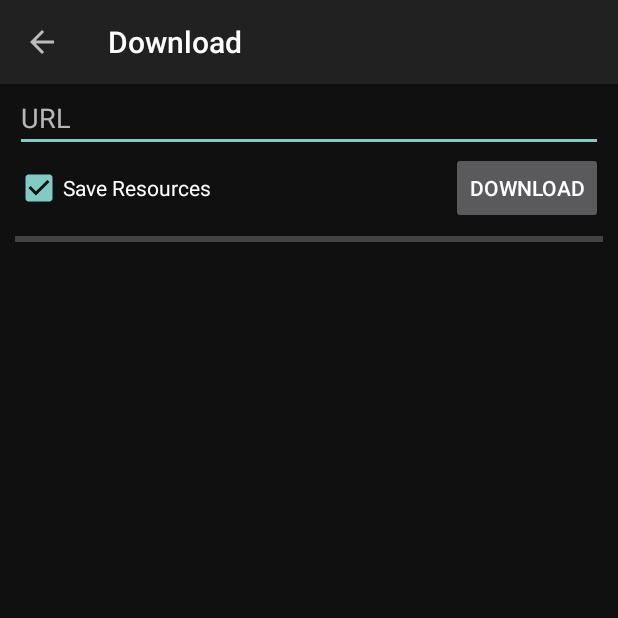
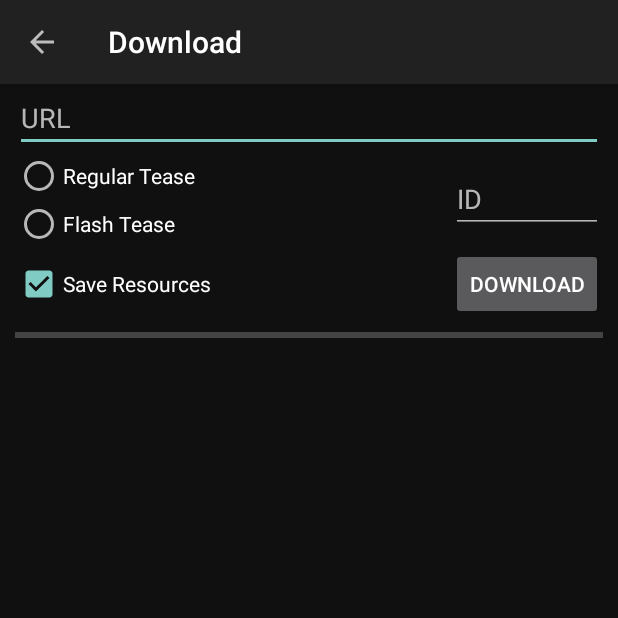
Before and after one commit to almorsey/TeaseMe, an Android app: the DownloadActivity screen opened directly, with no data from a screen before it, on a phone screen of 412 x 824 dp, the top half of it. Run offline under Robolectric (Android 15) with nearby library versions, the phone set to English and light mode, and no system bars.

Commit message:
Added download by selecting type and typing id

```diff
--- a/app/src/main/java/almorsey/teaseme/DownloadActivity.java
+++ b/app/src/main/java/almorsey/teaseme/DownloadActivity.java
@@ -5,6 +5,8 @@ import android.os.Bundle;
 import android.support.v7.app.ActionBar;
 import android.support.v7.app.AppCompatActivity;
 import android.support.v7.widget.Toolbar;
+import android.text.Editable;
+import android.text.TextWatcher;
 import android.util.Log;
 import android.view.KeyEvent;
 import android.view.View;
@@ -12,6 +14,8 @@ import android.widget.Button;
 import android.widget.CheckBox;
 import android.widget.EditText;
 import android.widget.ProgressBar;
+import android.widget.RadioButton;
+import android.widget.RadioGroup;
 import android.widget.ScrollView;
 import android.widget.TextView;
 
@@ -47,18 +51,24 @@ import javax.xml.transform.TransformerFactoryConfigurationError;
 import javax.xml.transform.dom.DOMSource;
 import javax.xml.transform.stream.StreamResult;
 
-public class DownloadActivity extends AppCompatActivity{
+public class DownloadActivity extends AppCompatActivity implements View.OnClickListener, View.OnKeyListener, RadioGroup.OnCheckedChangeListener{
 	private final String TAG = "almorsey";
+	private final String regualrTeaseStart = "https://milovana.com/webteases/showtease.php?id=", flashTeaseStart = "https://milovana.com/webteases/showflash.php?id=";
 	private ASyncGet docsGet;
-	private boolean cancelled = false;
+	private boolean cancelled = false, autoUpdatingRadioGroup = false, updatingUrlTextFromIdText = false, updatingRadioGroupFromIdText = false, autoUpdatingUrlText
+			= false, updatingIdTextFromUrlText = false;
 	private Document doc;
 	private String teaseTitle = "";
+	private String[] urlParts = {"", ""};
+
 	private ArrayList<ResourceDownloader> rds = new ArrayList<>();
-	private EditText urlEditText;
+	private EditText urlEditText, idEditText;
 	private CheckBox saveResourcesCheckBox;
-	private Button button;
+	private Button downloadButton;
 	private ScrollView outputScrollView;
 	private TextView outputTextView;
+	private RadioButton flashTeaseRadioButton, regularTeaseRadioButton;
+	private RadioGroup teaseTypeRadioGroup;
 	private ProgressBar progressBar;
 	private Pattern buttonsPattern = Pattern.compile("target\\d+:(.+?)#,cap\\d+:\"(.+?)\"");
 
@@ -73,21 +83,105 @@ public class DownloadActivity extends AppCompatActivity{
 		if(actionBar != null) actionBar.setDisplayHomeAsUpEnabled(true);
 
 		urlEditText = (EditText) findViewById(R.id.urlEditText);
+		idEditText = (EditText) findViewById(R.id.idEditText);
+		flashTeaseRadioButton = (RadioButton) findViewById(R.id.flashTeaseRadioButton);
+		regularTeaseRadioButton = (RadioButton) findViewById(R.id.regularTeaseRadioButton);
 		saveResourcesCheckBox = (CheckBox) findViewById(R.id.saveResourcesCheckBox);
-		button = (Button) findViewById(R.id.downloadButton);
+		downloadButton = (Button) findViewById(R.id.downloadButton);
 		outputTextView = (TextView) findViewById(R.id.outputTextView);
 		outputScrollView = (ScrollView) findViewById(R.id.outputScrollView);
 		progressBar = (ProgressBar) findViewById(R.id.progressBar);
+		teaseTypeRadioGroup = (RadioGroup) findViewById(R.id.teaseTypeRadioGroup);
 
-		urlEditText.setOnKeyListener(new View.OnKeyListener(){
-			public boolean onKey(View v, int keyCode, KeyEvent event){
-				if(event.getAction() == KeyEvent.ACTION_DOWN && keyCode == KeyEvent.KEYCODE_ENTER){
-					startDownload(v);
-					return true;
+		teaseTypeRadioGroup.setOnCheckedChangeListener(this);
+		urlEditText.setOnKeyListener(this);
+		urlEditText.addTextChangedListener(new TextWatcher(){
+			public void beforeTextChanged(CharSequence s, int start, int count, int after){}
+
+			public void onTextChanged(CharSequence s, int start, int before, int count){}
+
+			public void afterTextChanged(Editable s){
+				String text = s.toString();
+				String id = "";
+				if(text.startsWith(regualrTeaseStart)){
+					teaseTypeRadioGroup.check(regularTeaseRadioButton.getId());
+					id = text.substring(regualrTeaseStart.length());
+				}else if(text.startsWith(flashTeaseStart)){
+					teaseTypeRadioGroup.check(flashTeaseRadioButton.getId());
+					id = text.substring(regualrTeaseStart.length());
+				}else{
+					autoUpdatingRadioGroup = true;
+					teaseTypeRadioGroup.clearCheck();
+					updatingIdTextFromUrlText = true;
+					idEditText.setText("");
+					autoUpdatingRadioGroup = false;
+					updatingIdTextFromUrlText = false;
 				}
-				return false;
+				if(id.matches("\\d+") && !updatingUrlTextFromIdText) idEditText.setText(text.substring(flashTeaseStart.length()));
+				updatingUrlTextFromIdText = false;
+				if(autoUpdatingUrlText){
+					autoUpdatingUrlText = false;
+					urlEditText.setSelection(urlEditText.getText().length());
+				}
 			}
 		});
+		idEditText.addTextChangedListener(new TextWatcher(){
+			public void beforeTextChanged(CharSequence s, int start, int count, int after){}
+
+			public void onTextChanged(CharSequence s, int start, int before, int count){}
+
+			public void afterTextChanged(Editable s){
+				urlParts[1] = s.toString();
+				int checked = teaseTypeRadioGroup.getCheckedRadioButtonId();
+				if(checked != regularTeaseRadioButton.getId() && checked != flashTeaseRadioButton.getId() && !autoUpdatingRadioGroup){
+					updatingRadioGroupFromIdText = true;
+					teaseTypeRadioGroup.check(regularTeaseRadioButton.getId());
+					updatingRadioGroupFromIdText = false;
+				}
+				if(!updatingIdTextFromUrlText){
+					updatingUrlTextFromIdText = true;
+					updateUrlEditText();
+				}
+			}
+		});
+		downloadButton.setOnClickListener(this);
+	}
+
+	public void onCheckedChanged(RadioGroup group, int checkedId){
+		if(group.equals(teaseTypeRadioGroup)){
+			if(!autoUpdatingRadioGroup){
+				if(checkedId == regularTeaseRadioButton.getId()){
+					urlParts[0] = regualrTeaseStart;
+					updateUrlEditText();
+				}else if(checkedId == flashTeaseRadioButton.getId()){
+					urlParts[0] = flashTeaseStart;
+					updateUrlEditText();
+				}
+			}
+		}
+	}
+
+	private void updateUrlEditText(){
+		if(updatingRadioGroupFromIdText) return;
+		String url = urlParts[0] + urlParts[1];
+		if(!urlEditText.getText().toString().equals(url)){
+			autoUpdatingUrlText = true;
+			urlEditText.setText(url);
+		}
+	}
+
+	public boolean onKey(View v, int keyCode, KeyEvent event){
+		if(v.equals(urlEditText)){
+			if(event.getAction() == KeyEvent.ACTION_DOWN && keyCode == KeyEvent.KEYCODE_ENTER){
+				startDownload();
+				return true;
+			}
+		}
+		return false;
+	}
+
+	public void onClick(View v){
+		if(v.equals(downloadButton)) startDownload();
 	}
 
 	private void newline(String string){
@@ -95,14 +189,14 @@ public class DownloadActivity extends AppCompatActivity{
 		outputScrollView.fullScroll(ScrollView.FOCUS_DOWN);
 	}
 
-	public void startDownload(View v){
-		if(button.getText().toString().equals(getString(R.string.download))){
+	private void startDownload(){
+		if(downloadButton.getText().toString().equals(getString(R.string.download))){
 			if(docsGet != null) docsGet.cancel(true);
 			String url = urlEditText.getText().toString().trim();
 			Pattern pattern = Pattern.compile("^https?://milovana\\.com/webteases/show(flash|tease)\\.php\\?id=(\\d+)$");
 			Matcher matcher = pattern.matcher(url);
 			if(matcher.find()){
-				button.setText(R.string.cancel);
+				downloadButton.setText(R.string.cancel);
 				cancelled = false;
 				outputTextView.setText(R.string.getting_source);
 				if(matcher.group(1).equals("flash")){
@@ -123,7 +217,7 @@ public class DownloadActivity extends AppCompatActivity{
 			for(ResourceDownloader rd : rds){
 				rd.cancel(true);
 			}
-			button.setText(R.string.download);
+			downloadButton.setText(R.string.download);
 		}
 	}
 
@@ -437,7 +531,7 @@ public class DownloadActivity extends AppCompatActivity{
 		try{
 			fos = new FileOutputStream(new File(MainActivity.TEASES_DIR + parseLocation(teaseTitle) + ".xml"));
 			TransformerFactory.newInstance().newTransformer().transform(new DOMSource(doc), new StreamResult(fos));
-			button.callOnClick();
+			downloadButton.callOnClick();
 			newline("Done");
 		}catch(TransformerException | TransformerFactoryConfigurationError e){
 			e.printStackTrace();
@@ -553,7 +647,7 @@ public class DownloadActivity extends AppCompatActivity{
 					docsGet = new ASyncGet(docs, url, pageNum + 1);
 				}else makeTeaseXML(docs);
 			}catch(ClassCastException e){
-				button.callOnClick();
+				downloadButton.callOnClick();
 			}catch(CancellationException e){
 				newline("Cancelled");
 			}
@@ -563,7 +657,7 @@ public class DownloadActivity extends AppCompatActivity{
 				org.jsoup.nodes.Document teaseDoc = (org.jsoup.nodes.Document) value[1];
 				makeFlashXML(matcher, scriptDoc, teaseDoc);
 			}catch(ClassCastException e){
-				button.callOnClick();
+				downloadButton.callOnClick();
 			}catch(CancellationException e){
 				newline("Cancelled");
 			}
--- a/app/src/main/res/layout/activity_download.xml
+++ b/app/src/main/res/layout/activity_download.xml
@@ -13,23 +13,6 @@
         android:elevation="4dp">
     </android.support.v7.widget.Toolbar>
 
-    <ScrollView
-        android:id="@+id/outputScrollView"
-        android:layout_width="match_parent"
-        android:layout_height="match_parent"
-        android:layout_alignEnd="@+id/progressBar"
-        android:layout_alignRight="@+id/progressBar"
-        android:layout_below="@+id/progressBar"
-        android:layout_marginBottom="10dp"
-        android:layout_marginLeft="10dp"
-        android:layout_marginStart="10dp">
-
-        <TextView
-            android:id="@+id/outputTextView"
-            android:layout_width="match_parent"
-            android:layout_height="wrap_content"/>
-    </ScrollView>
-
     <EditText
         android:id="@+id/urlEditText"
         android:layout_width="match_parent"
@@ -38,30 +21,9 @@
         android:layout_centerHorizontal="true"
         android:layout_marginLeft="10dp"
         android:layout_marginRight="10dp"
-        android:ems="10"
         android:hint="@string/url"
-        android:imeOptions="actionGo"
         android:inputType="textUri"
         android:maxLines="1"/>
-
-    <Button
-        android:id="@+id/downloadButton"
-        android:layout_width="wrap_content"
-        android:layout_height="wrap_content"
-        android:layout_alignEnd="@+id/urlEditText"
-        android:layout_below="@+id/urlEditText"
-        android:onClick="startDownload"
-        android:text="@string/download"/>
-
-    <CheckBox
-        android:id="@+id/saveResourcesCheckBox"
-        android:layout_width="wrap_content"
-        android:layout_height="wrap_content"
-        android:layout_alignBaseline="@+id/downloadButton"
-        android:layout_alignBottom="@+id/downloadButton"
-        android:layout_alignStart="@+id/urlEditText"
-        android:checked="true"
-        android:text="@string/save_resources"/>
 
 	<ProgressBar
 		android:id="@+id/progressBar"
@@ -72,4 +34,69 @@
 		android:layout_margin="10dp"
 		/>
 
+	<RadioGroup
+		android:id="@+id/teaseTypeRadioGroup"
+		android:layout_width="wrap_content"
+		android:layout_height="wrap_content"
+		android:layout_alignStart="@+id/urlEditText"
+		android:layout_below="@+id/urlEditText">
+
+		<RadioButton
+			android:id="@+id/regularTeaseRadioButton"
+			android:layout_width="wrap_content"
+			android:layout_height="wrap_content"
+			android:text="@string/regular_tease" />
+
+		<RadioButton
+			android:id="@+id/flashTeaseRadioButton"
+			android:layout_width="wrap_content"
+			android:layout_height="wrap_content"
+			android:layout_alignStart="@+id/regularTeaseRadioButton"
+			android:layout_below="@+id/regularTeaseRadioButton"
+			android:text="@string/flash_tease" />
+	</RadioGroup>
+
+	<CheckBox
+		android:id="@+id/saveResourcesCheckBox"
+		android:layout_width="wrap_content"
+		android:layout_height="wrap_content"
+		android:layout_alignBaseline="@+id/downloadButton"
+		android:layout_alignBottom="@+id/downloadButton"
+		android:layout_alignStart="@+id/progressBar"
+		android:checked="true"
+		android:text="@string/save_resources" />
+
+	<EditText
+		android:id="@+id/idEditText"
+		android:layout_width="wrap_content"
+		android:layout_height="wrap_content"
+		android:layout_above="@+id/downloadButton"
+		android:layout_alignEnd="@+id/downloadButton"
+		android:layout_alignStart="@+id/downloadButton"
+		android:layout_marginBottom="10dp"
+		android:ems="10"
+		android:hint="@string/id"
+		android:inputType="number" />
+
+	<ScrollView
+		android:id="@+id/outputScrollView"
+		android:layout_width="match_parent"
+		android:layout_height="match_parent"
+		android:layout_alignStart="@+id/progressBar"
+		android:layout_below="@+id/progressBar"
+		android:layout_marginLeft="10dp">
+
+		<TextView
+			android:id="@+id/outputTextView"
+			android:layout_width="match_parent"
+			android:layout_height="wrap_content" />
+	</ScrollView>
+
+	<Button
+		android:id="@+id/downloadButton"
+		android:layout_width="wrap_content"
+		android:layout_height="wrap_content"
+		android:layout_alignEnd="@+id/progressBar"
+		android:layout_below="@+id/teaseTypeRadioGroup"
+		android:text="@string/download" />
 </RelativeLayout>
--- a/app/src/main/res/values/strings.xml
+++ b/app/src/main/res/values/strings.xml
@@ -12,6 +12,9 @@
 	<string name="prev_page">Prev Page</string>
 	<string name="settings">Settings</string>
 	<string name="download">Download</string>
+	<string name="flash_tease">Flash Tease</string>
+	<string name="regular_tease">Regular Tease</string>
+	<string name="id">ID</string>
 	<string name="_new">New</string>
 	<string name="url" translatable="false">URL</string>
 	<string name="save_resources">Save Resources</string>
```
Lines whose indentation alone changed are shown as unchanged.
